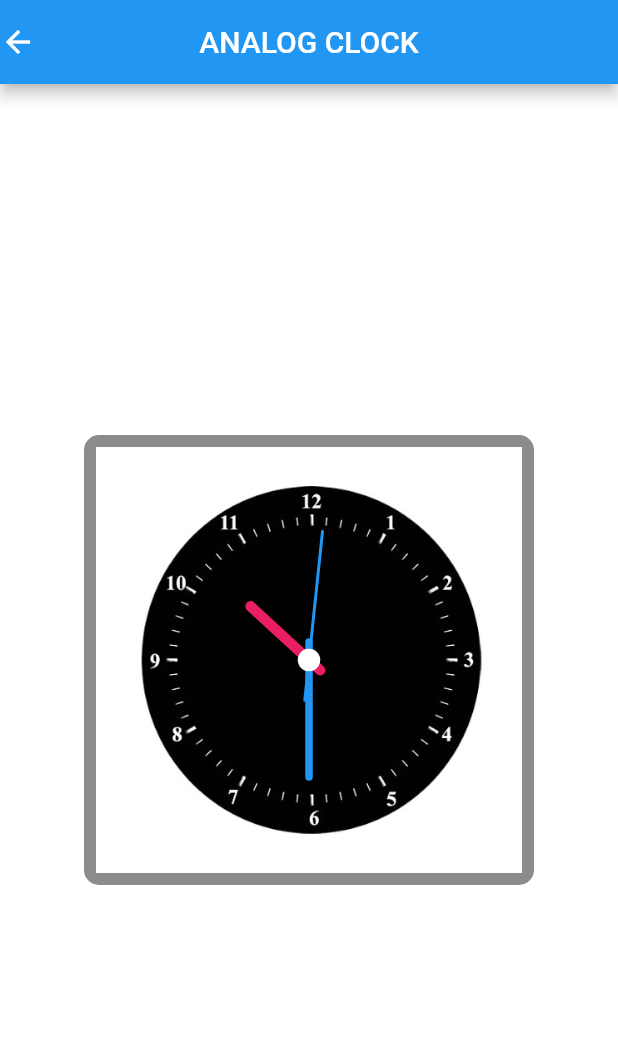
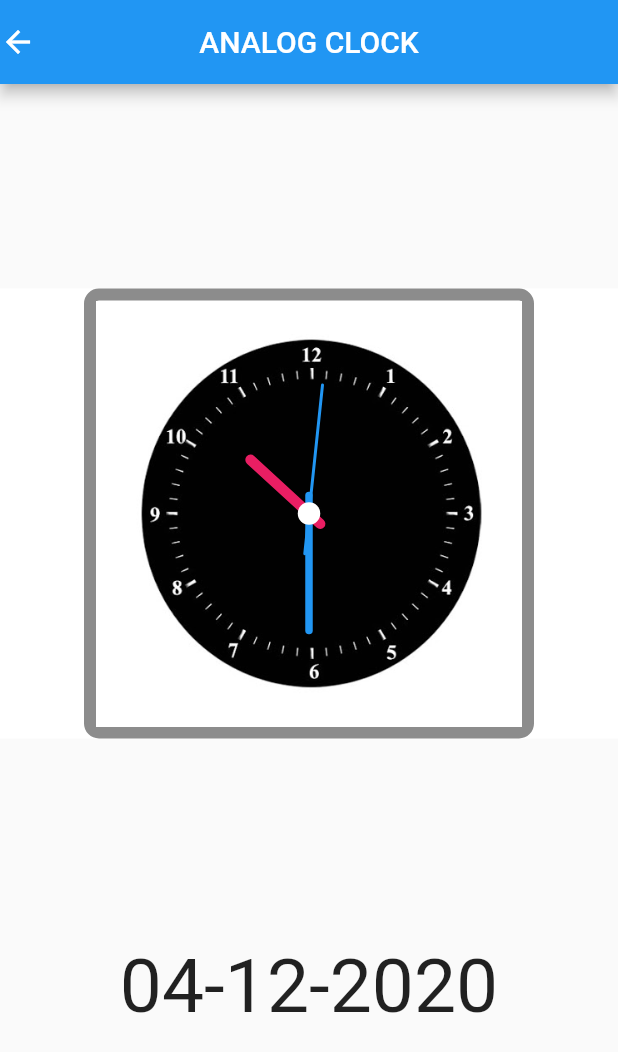
Before and after one commit to man-of-mind/Flutter-Clock-App, a Flutter app: the Clock screen opened directly, on a phone screen of 412 x 824 dp. Shown: the top 1052 px of the screen. Run offline on Flutter 3.47's test engine with Material 2 defaults, Android fonts, the phone set to English and light mode, and no system bars.

Commit message:
date added

```diff
--- a/lib/AnalogClock.dart
+++ b/lib/AnalogClock.dart
@@ -33,6 +33,8 @@ class _ClockState extends State<Clock> {
 
   @override
   Widget build(BuildContext context) {
+    DateTime dateTime = new DateTime.now();
+    var day = dateTime.day < 10 ? "0" + dateTime.day.toString() : dateTime.day;
     return Scaffold(
       appBar: AppBar(
         title: Text('ANALOG CLOCK'),
@@ -49,7 +51,10 @@ class _ClockState extends State<Clock> {
           ),
         ),
       ),
-      body: Container(
+      body: Column(
+        children: [
+          Spacer(),
+          Container(
             child: Container(
               child: Stack(
                 children: <Widget>[
@@ -120,6 +125,12 @@ class _ClockState extends State<Clock> {
             color: Colors.white,
             alignment: Alignment(0, 0),
           ),
+          Spacer(),
+          Text('$day-${dateTime.month}-${dateTime.year}',
+              style: TextStyle(color: Colors.black87, fontSize: 50)),
+          Spacer(),
+        ],
+      ),
     );
   }
 }
--- a/lib/Digital.dart
+++ b/lib/Digital.dart
@@ -32,7 +32,6 @@ class _DigitalClock extends State<DigitalClock> {
         ? "0" + _timeOfDay.minute.toString()
         : _timeOfDay.minute;
     String _period = _timeOfDay.period == DayPeriod.am ? "AM" : "PM";
-//    var hour = _timeOfDay.hourOfPeriod < 10 ? "0" + _timeOfDay.hourOfPeriod.toString() : _timeOfDay.hourOfPeriod;
     var hour;
     if (_timeOfDay.hourOfPeriod > 0 && _timeOfDay.hourOfPeriod < 10) {
       hour = "0" + _timeOfDay.hourOfPeriod.toString();
@@ -66,7 +65,6 @@ class _DigitalClock extends State<DigitalClock> {
                 // if you use _timeOfDay.hour then it will show 20:10 like that
                 // But we want 8:10
                 "$hour:$minuteTime",
-                //             style: Theme.of(context).textTheme.headline1,
                 style: (TextStyle(color: Colors.white, fontSize: 100))),
             SizedBox(width: 5),
             RotatedBox(
```
Also changed, not shown: 5 other files. Lines whose indentation alone changed are shown as unchanged.
